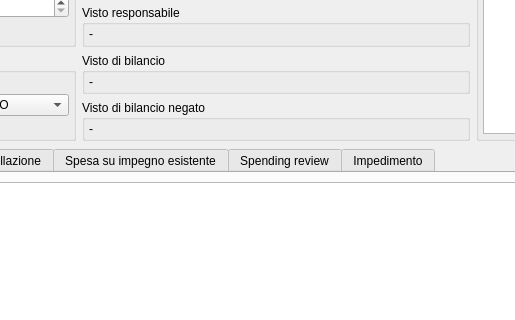
Qt form src/com/axiastudio/suite/deliberedetermine/forms/determina.ui (tizianolattisi/suitegda) before a commit; both pictures show x 170 to 685 and y 442 to 762 of the 925 by 866 pixel window.
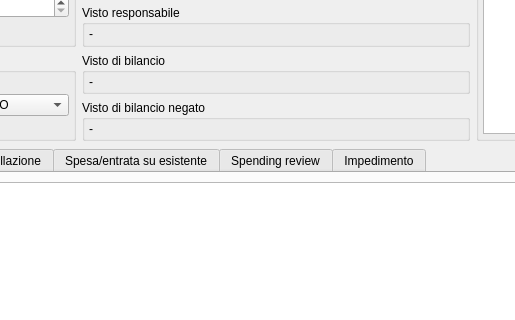
The same form after that commit. Custom widgets are drawn as their Qt base class.

```diff
--- a/src/com/axiastudio/suite/deliberedetermine/forms/determina.ui
+++ b/src/com/axiastudio/suite/deliberedetermine/forms/determina.ui
@@ -682,7 +682,7 @@
       </widget>
       <widget class="QWidget" name="tab_3">
        <attribute name="title">
-        <string>Spesa su impegno esistente</string>
+        <string>Spesa/entrata su esistente</string>
        </attribute>
        <layout class="QVBoxLayout" name="verticalLayout_8">
         <item>
```
Left out of the diff: 4 changed lines with no effect on the pictures.
